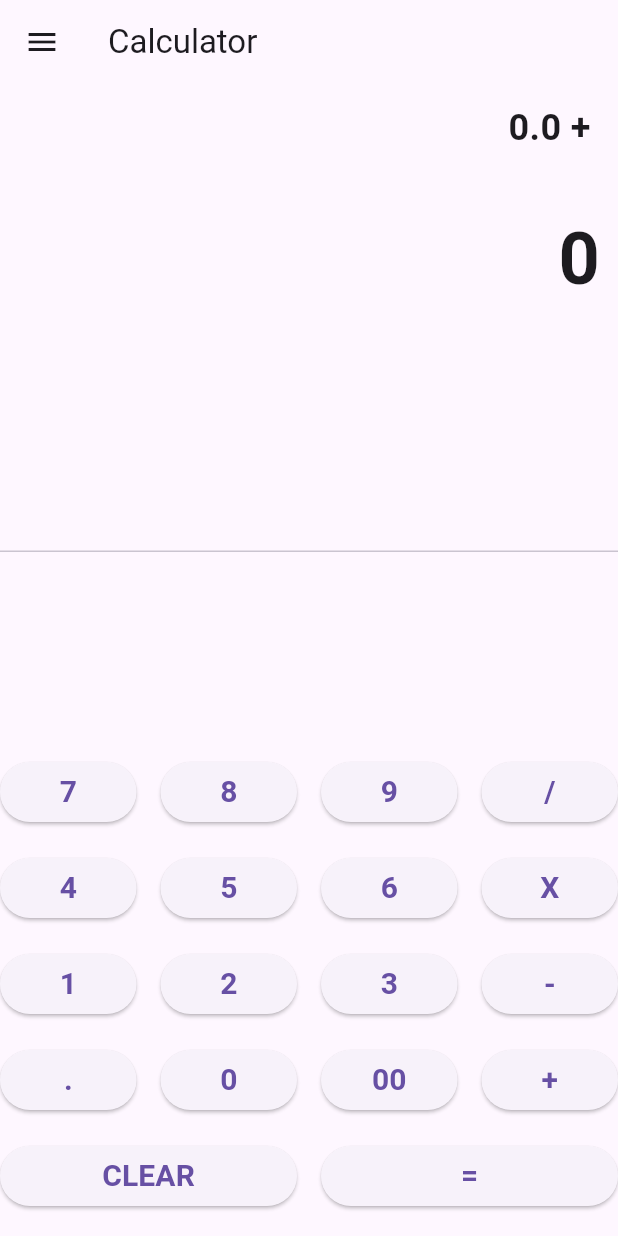
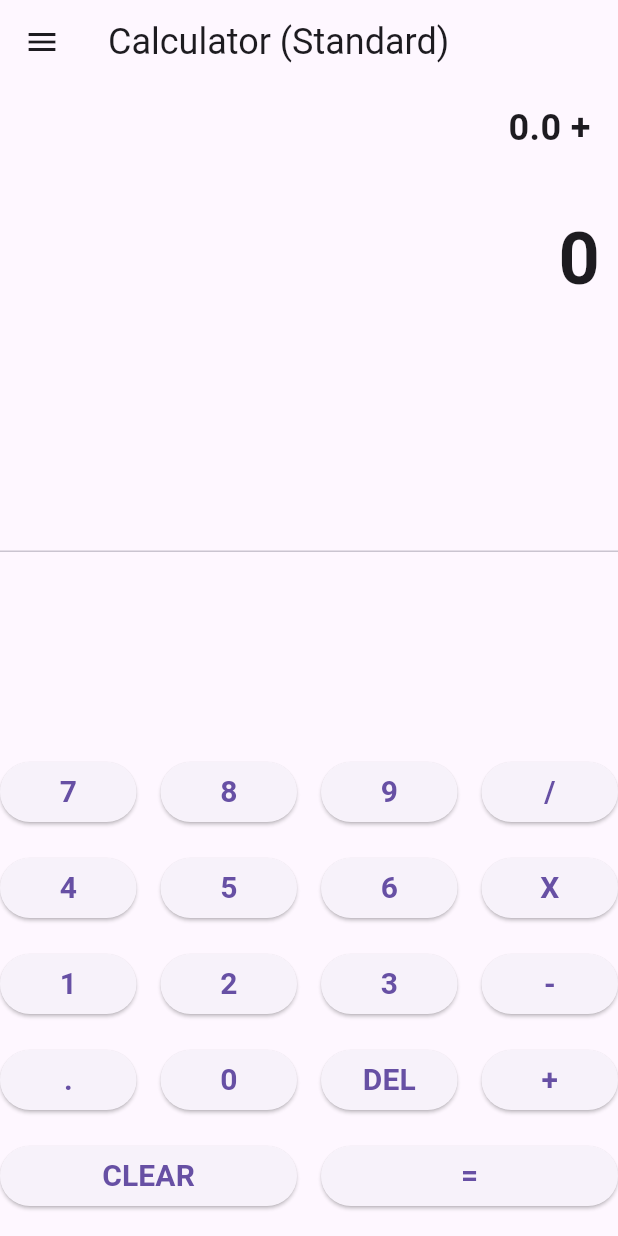
Before and after one commit to MrLeKiet/calculator_dalt, a Flutter app: the screen it shows after launch, item 4 of the bottom bar chosen, on a phone screen of 412 x 824 dp. Run offline on Flutter 3.47's test engine with Material 3 defaults, Android fonts, the phone set to English and light mode, and no system bars.

Commit message:
Them chuc nand DEL(xoa 1 don vi) va lam ro cho nguoi dung minh dang o chuc nang nao

```diff
--- a/lib/main.dart
+++ b/lib/main.dart
@@ -43,7 +43,17 @@ class _CalculatorHomeState extends State<CalculatorHome> {
       expression = ""; // Reset expression
       isResultDisplayed = false; // Reset result display flag
       isEqualPressed = false; // Reset equal flag
-    } else if (buttonText == "+" || buttonText == "-" || buttonText == "/" || buttonText == "X") {
+    } else if (buttonText == "DEL") {
+      if (_output.length > 1) {
+        _output =
+            _output.substring(0, _output.length - 1); // Xóa ký tự cuối cùng
+      } else {
+        _output = "0"; // Nếu chỉ còn 1 ký tự, đặt lại thành 0
+      }
+    } else if (buttonText == "+" ||
+        buttonText == "-" ||
+        buttonText == "/" ||
+        buttonText == "X") {
       // If there is already a result from pressing equals, reset before new operation
       if (isEqualPressed) {
         num1 = double.tryParse(output) ?? 0;
@@ -80,11 +90,14 @@ class _CalculatorHomeState extends State<CalculatorHome> {
           return; // If no operand is set, do nothing on equals press
         }
         calculateResult(); // Calculate the final result
-        isResultDisplayed = true; // Set the flag to indicate result has been displayed
+        isResultDisplayed =
+            true; // Set the flag to indicate result has been displayed
         isEqualPressed = true; // Prevent multiple equals presses
       }
-    } else if (isScientific && (buttonText == "sin" || buttonText == "cos" || buttonText == "tan")) {
-      num1 = double.tryParse(output) ?? 0; // Get current output for trigonometric functions
+    } else if (isScientific &&
+        (buttonText == "sin" || buttonText == "cos" || buttonText == "tan")) {
+      num1 = double.tryParse(output) ??
+          0; // Get current output for trigonometric functions
       calculateTrigonometric(buttonText); // Calculate the trigonometric result
       isResultDisplayed = false; // Reset the result display flag
     } else {
@@ -130,10 +143,12 @@ class _CalculatorHomeState extends State<CalculatorHome> {
 
     // Only update the expression once, then prevent further updates on repeated '=' presses
     if (!isEqualPressed) {
-      expression = "$num1 $operand $num2 ="; // Update expression for display once
+      expression =
+          "$num1 $operand $num2 ="; // Update expression for display once
     }
 
-    num1 = double.tryParse(_output) ?? 0; // Store result for further calculations
+    num1 =
+        double.tryParse(_output) ?? 0; // Store result for further calculations
     num2 = 0.0; // Reset num2 for the next operation
     operand = ""; // Reset operator
   }
@@ -143,15 +158,18 @@ class _CalculatorHomeState extends State<CalculatorHome> {
     double radians = num1 * (pi / 180);
 
     if (function == "sin") {
-      _output = (sin(radians)).toStringAsFixed(2); // Sine calculation, format to 2 decimal places
+      _output = (sin(radians))
+          .toStringAsFixed(2); // Sine calculation, format to 2 decimal places
     } else if (function == "cos") {
-      _output = (cos(radians)).toStringAsFixed(2); // Cosine calculation, format to 2 decimal places
+      _output = (cos(radians))
+          .toStringAsFixed(2); // Cosine calculation, format to 2 decimal places
     } else if (function == "tan") {
       // Handle special cases for tan
       if (num1 == 90 || num1 == 270) {
         _output = "Undefined"; // Handle tan(90) and tan(270)
       } else {
-        _output = (tan(radians)).toStringAsFixed(2); // Tangent calculation, format to 2 decimal places
+        _output = (tan(radians)).toStringAsFixed(
+            2); // Tangent calculation, format to 2 decimal places
       }
     }
 
@@ -163,7 +181,8 @@ class _CalculatorHomeState extends State<CalculatorHome> {
     return Expanded(
       child: ElevatedButton(
         onPressed: () => buttonPressed(buttonText),
-        child: Text(buttonText, style: TextStyle(fontSize: 20.0, fontWeight: FontWeight.bold)),
+        child: Text(buttonText,
+            style: TextStyle(fontSize: 20.0, fontWeight: FontWeight.bold)),
       ),
     );
   }
@@ -179,7 +198,13 @@ class _CalculatorHomeState extends State<CalculatorHome> {
   Widget build(BuildContext context) {
     return Scaffold(
       appBar: AppBar(
-        title: Text('Calculator'),
+        title: FittedBox(
+          fit: BoxFit.scaleDown, // Tự động điều chỉnh kích thước chữ
+          child: Text(
+            'Calculator (${isScientific ? "Scientific" : "Standard"})',
+            style: TextStyle(fontSize: 24),
+          ),
+        ),
       ),
       drawer: Drawer(
         child: ListView(
@@ -204,12 +229,14 @@ class _CalculatorHomeState extends State<CalculatorHome> {
             ListTile(
               leading: Icon(Icons.calculate),
               title: Text('Standard', style: TextStyle(fontSize: 18)),
-              onTap: () => toggleCalculatorType('Standard'), // Change to Standard mode
+              onTap: () =>
+                  toggleCalculatorType('Standard'), // Change to Standard mode
             ),
             ListTile(
               leading: Icon(Icons.science),
               title: Text('Scientific', style: TextStyle(fontSize: 18)),
-              onTap: () => toggleCalculatorType('Scientific'), // Change to Scientific mode
+              onTap: () => toggleCalculatorType(
+                  'Scientific'), // Change to Scientific mode
             ),
           ],
         ),
@@ -219,12 +246,14 @@ class _CalculatorHomeState extends State<CalculatorHome> {
           Container(
             alignment: Alignment.centerRight,
             padding: EdgeInsets.symmetric(vertical: 12.0, horizontal: 12.0),
-            child: Text(expression, style: TextStyle(fontSize: 24.0, fontWeight: FontWeight.bold)),
+            child: Text(expression,
+                style: TextStyle(fontSize: 24.0, fontWeight: FontWeight.bold)),
           ),
           Container(
             alignment: Alignment.centerRight,
             padding: EdgeInsets.symmetric(vertical: 24.0, horizontal: 12.0),
-            child: Text(output, style: TextStyle(fontSize: 48.0, fontWeight: FontWeight.bold)),
+            child: Text(output,
+                style: TextStyle(fontSize: 48.0, fontWeight: FontWeight.bold)),
           ),
           Expanded(
             child: Divider(),
@@ -273,7 +302,7 @@ class _CalculatorHomeState extends State<CalculatorHome> {
                   SizedBox(width: 16.0),
                   buildButton("0"),
                   SizedBox(width: 16.0),
-                  buildButton("00"),
+                  buildButton("DEL"),
                   SizedBox(width: 16.0),
                   buildButton("+"),
                 ],
```
